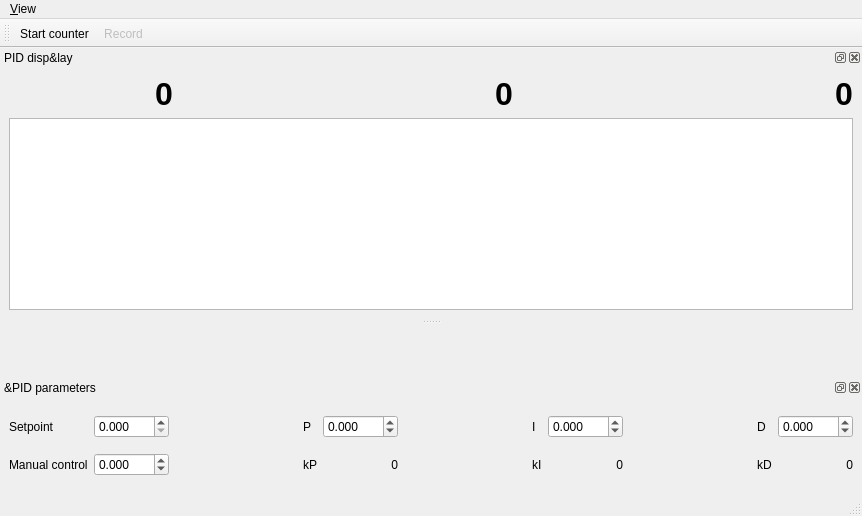
This is gui/pidgui/ui_pid_control.ui in Ulm-IQO/qudi as Qt 5 draws it before an edit. The edited form follows.
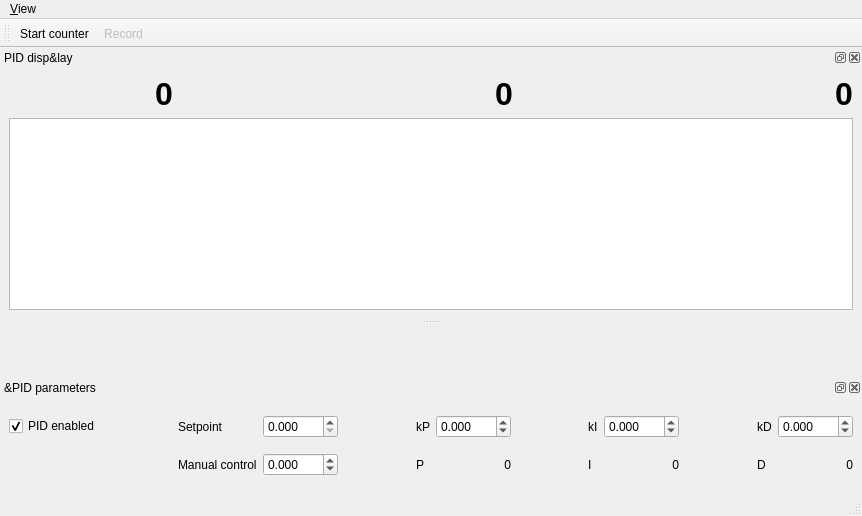
This is the edited form. Icons and pictures are not drawn. Custom widgets are drawn as their Qt base class.

```diff
--- a/gui/pidgui/ui_pid_control.ui
+++ b/gui/pidgui/ui_pid_control.ui
@@ -152,7 +152,7 @@
    <property name="maximumSize">
     <size>
      <width>524287</width>
-     <height>60</height>
+     <height>116</height>
     </size>
    </property>
    <property name="windowTitle">
@@ -163,118 +163,28 @@
    </attribute>
    <widget class="QWidget" name="dockWidgetContents_2">
     <layout class="QGridLayout" name="gridLayout_2">
-     <item row="0" column="0">
-      <widget class="QLabel" name="label">
-       <property name="text">
-        <string>Setpoint</string>
-       </property>
-      </widget>
-     </item>
-     <item row="0" column="1">
-      <widget class="QDoubleSpinBox" name="setpointDoubleSpinBox">
-       <property name="decimals">
-        <number>3</number>
-       </property>
-       <property name="minimum">
-        <double>0.000000000000000</double>
-       </property>
-       <property name="maximum">
-        <double>999.000000000000000</double>
-       </property>
-      </widget>
-     </item>
-     <item row="0" column="2">
-      <spacer name="horizontalSpacer_3">
-       <property name="orientation">
-        <enum>Qt::Horizontal</enum>
-       </property>
-       <property name="sizeHint" stdset="0">
-        <size>
-         <width>64</width>
-         <height>20</height>
-        </size>
-       </property>
-      </spacer>
-     </item>
-     <item row="0" column="3">
-      <widget class="QLabel" name="labelP">
-       <property name="text">
-        <string>P</string>
-       </property>
-      </widget>
-     </item>
-     <item row="0" column="4">
-      <widget class="QDoubleSpinBox" name="P_DoubleSpinBox">
-       <property name="decimals">
-        <number>3</number>
-       </property>
-       <property name="minimum">
-        <double>-999.000000000000000</double>
-       </property>
-       <property name="maximum">
-        <double>999.000000000000000</double>
-       </property>
-      </widget>
-     </item>
-     <item row="0" column="5">
-      <spacer name="horizontalSpacer_5">
-       <property name="orientation">
-        <enum>Qt::Horizontal</enum>
-       </property>
-       <property name="sizeHint" stdset="0">
-        <size>
-         <width>65</width>
-         <height>20</height>
-        </size>
-       </property>
-      </spacer>
-     </item>
-     <item row="0" column="6">
+     <item row="1" column="9">
       <widget class="QLabel" name="labelI">
        <property name="text">
         <string>I</string>
        </property>
       </widget>
      </item>
-     <item row="0" column="7">
-      <widget class="QDoubleSpinBox" name="I_DoubleSpinBox">
-       <property name="decimals">
-        <number>3</number>
-       </property>
-       <property name="minimum">
-        <double>-999.000000000000000</double>
-       </property>
-       <property name="maximum">
-        <double>999.000000000000000</double>
+     <item row="1" column="6">
+      <widget class="QLabel" name="labelP">
+       <property name="text">
+        <string>P</string>
        </property>
       </widget>
      </item>
-     <item row="0" column="8">
-      <spacer name="horizontalSpacer_7">
-       <property name="orientation">
-        <enum>Qt::Horizontal</enum>
-       </property>
-       <property name="sizeHint" stdset="0">
-        <size>
-         <width>64</width>
-         <height>20</height>
-        </size>
-       </property>
-      </spacer>
-     </item>
      <item row="0" column="9">
-      <widget class="QLabel" name="labelD">
-       <property name="toolTip">
-        <string>If bigger than 1, the number of samples is averaged over the given number and then displayed. 
-Use for extremely fast counting, since all the raw data is saved. 
-Timestamps in oversampling interval are all equal to the averaging time.</string>
-       </property>
+      <widget class="QLabel" name="labelkItext">
        <property name="text">
-        <string>D</string>
+        <string>kI</string>
        </property>
       </widget>
      </item>
-     <item row="0" column="10">
+     <item row="0" column="15">
       <widget class="QDoubleSpinBox" name="D_DoubleSpinBox">
        <property name="toolTip">
         <string>If bigger than 1, the number of samples is averaged over the given number and then displayed. 
@@ -292,47 +202,40 @@
        </property>
       </widget>
      </item>
-     <item row="1" column="0">
+     <item row="1" column="2">
       <widget class="QLabel" name="labelManual">
        <property name="text">
         <string>Manual control</string>
        </property>
       </widget>
      </item>
-     <item row="1" column="1">
-      <widget class="QDoubleSpinBox" name="manualDoubleSpinBox">
-       <property name="decimals">
-        <number>3</number>
-       </property>
-       <property name="minimum">
-        <double>-999.000000000000000</double>
-       </property>
-       <property name="maximum">
-        <double>999.000000000000000</double>
-       </property>
-      </widget>
-     </item>
-     <item row="1" column="2">
-      <spacer name="horizontalSpacer_4">
-       <property name="orientation">
-        <enum>Qt::Horizontal</enum>
-       </property>
-       <property name="sizeHint" stdset="0">
-        <size>
-         <width>64</width>
-         <height>20</height>
-        </size>
-       </property>
-      </spacer>
-     </item>
      <item row="1" column="3">
-      <widget class="QLabel" name="labelkPtext">
-       <property name="text">
-        <string>kP</string>
+      <widget class="QDoubleSpinBox" name="manualDoubleSpinBox">
+       <property name="decimals">
+        <number>3</number>
+       </property>
+       <property name="minimum">
+        <double>-999.000000000000000</double>
+       </property>
+       <property name="maximum">
+        <double>999.000000000000000</double>
        </property>
       </widget>
      </item>
      <item row="1" column="4">
+      <spacer name="horizontalSpacer_4">
+       <property name="orientation">
+        <enum>Qt::Horizontal</enum>
+       </property>
+       <property name="sizeHint" stdset="0">
+        <size>
+         <width>64</width>
+         <height>20</height>
+        </size>
+       </property>
+      </spacer>
+     </item>
+     <item row="1" column="7">
       <widget class="QLabel" name="labelkP">
        <property name="text">
         <string>0</string>
@@ -342,7 +245,7 @@
        </property>
       </widget>
      </item>
-     <item row="1" column="5">
+     <item row="1" column="8">
       <spacer name="horizontalSpacer_6">
        <property name="orientation">
         <enum>Qt::Horizontal</enum>
@@ -355,14 +258,7 @@
        </property>
       </spacer>
      </item>
-     <item row="1" column="6">
-      <widget class="QLabel" name="labelkItext">
-       <property name="text">
-        <string>kI</string>
-       </property>
-      </widget>
-     </item>
-     <item row="1" column="7">
+     <item row="1" column="11">
       <widget class="QLabel" name="labelkI">
        <property name="text">
         <string>0</string>
@@ -372,7 +268,7 @@
        </property>
       </widget>
      </item>
-     <item row="1" column="8">
+     <item row="1" column="12">
       <spacer name="horizontalSpacer_8">
        <property name="orientation">
         <enum>Qt::Horizontal</enum>
@@ -385,23 +281,150 @@
        </property>
       </spacer>
      </item>
-     <item row="1" column="9">
+     <item row="1" column="15">
+      <widget class="QLabel" name="labelkD">
+       <property name="text">
+        <string>0</string>
+       </property>
+       <property name="alignment">
+        <set>Qt::AlignRight|Qt::AlignTrailing|Qt::AlignVCenter</set>
+       </property>
+      </widget>
+     </item>
+     <item row="0" column="2">
+      <widget class="QLabel" name="label">
+       <property name="text">
+        <string>Setpoint</string>
+       </property>
+      </widget>
+     </item>
+     <item row="0" column="3">
+      <widget class="QDoubleSpinBox" name="setpointDoubleSpinBox">
+       <property name="decimals">
+        <number>3</number>
+       </property>
+       <property name="minimum">
+        <double>0.000000000000000</double>
+       </property>
+       <property name="maximum">
+        <double>999.000000000000000</double>
+       </property>
+      </widget>
+     </item>
+     <item row="0" column="7">
+      <widget class="QDoubleSpinBox" name="P_DoubleSpinBox">
+       <property name="decimals">
+        <number>3</number>
+       </property>
+       <property name="minimum">
+        <double>-999.000000000000000</double>
+       </property>
+       <property name="maximum">
+        <double>999.000000000000000</double>
+       </property>
+      </widget>
+     </item>
+     <item row="0" column="8">
+      <spacer name="horizontalSpacer_5">
+       <property name="orientation">
+        <enum>Qt::Horizontal</enum>
+       </property>
+       <property name="sizeHint" stdset="0">
+        <size>
+         <width>65</width>
+         <height>20</height>
+        </size>
+       </property>
+      </spacer>
+     </item>
+     <item row="0" column="11">
+      <widget class="QDoubleSpinBox" name="I_DoubleSpinBox">
+       <property name="decimals">
+        <number>3</number>
+       </property>
+       <property name="minimum">
+        <double>-999.000000000000000</double>
+       </property>
+       <property name="maximum">
+        <double>999.000000000000000</double>
+       </property>
+      </widget>
+     </item>
+     <item row="0" column="12">
+      <spacer name="horizontalSpacer_7">
+       <property name="orientation">
+        <enum>Qt::Horizontal</enum>
+       </property>
+       <property name="sizeHint" stdset="0">
+        <size>
+         <width>64</width>
+         <height>20</height>
+        </size>
+       </property>
+      </spacer>
+     </item>
+     <item row="0" column="6">
+      <widget class="QLabel" name="labelkPtext">
+       <property name="text">
+        <string>kP</string>
+       </property>
+      </widget>
+     </item>
+     <item row="0" column="13">
       <widget class="QLabel" name="labelkDtext">
        <property name="text">
         <string>kD</string>
        </property>
       </widget>
      </item>
-     <item row="1" column="10">
-      <widget class="QLabel" name="labelkD">
+     <item row="1" column="13">
+      <widget class="QLabel" name="labelD">
+       <property name="toolTip">
+        <string>If bigger than 1, the number of samples is averaged over the given number and then displayed. 
+Use for extremely fast counting, since all the raw data is saved. 
+Timestamps in oversampling interval are all equal to the averaging time.</string>
+       </property>
        <property name="text">
-        <string>0</string>
+        <string>D</string>
        </property>
-       <property name="alignment">
-        <set>Qt::AlignRight|Qt::AlignTrailing|Qt::AlignVCenter</set>
+      </widget>
+     </item>
+     <item row="0" column="0">
+      <widget class="QCheckBox" name="pidEnabledCheckBox">
+       <property name="text">
+        <string>PID enabled</string>
        </property>
+       <property name="checked">
+        <bool>true</bool>
+       </property>
       </widget>
      </item>
+     <item row="0" column="4">
+      <spacer name="horizontalSpacer_3">
+       <property name="orientation">
+        <enum>Qt::Horizontal</enum>
+       </property>
+       <property name="sizeHint" stdset="0">
+        <size>
+         <width>64</width>
+         <height>20</height>
+        </size>
+       </property>
+      </spacer>
+     </item>
+     <item row="0" column="1">
+      <spacer name="horizontalSpacer_9">
+       <property name="orientation">
+        <enum>Qt::Horizontal</enum>
+       </property>
+       <property name="sizeHint" stdset="0">
+        <size>
+         <width>40</width>
+         <height>20</height>
+        </size>
+       </property>
+      </spacer>
+     </item>
     </layout>
    </widget>
   </widget>
@@ -495,7 +518,7 @@
      <normaloff>../../artwork/icons/oxygen/22x22/application-exit.png</normaloff>../../artwork/icons/oxygen/22x22/application-exit.png</iconset>
    </property>
    <property name="text">
-    <string>Close</string>
+    <string>&amp;Close</string>
    </property>
   </action>
  </widget>
```
